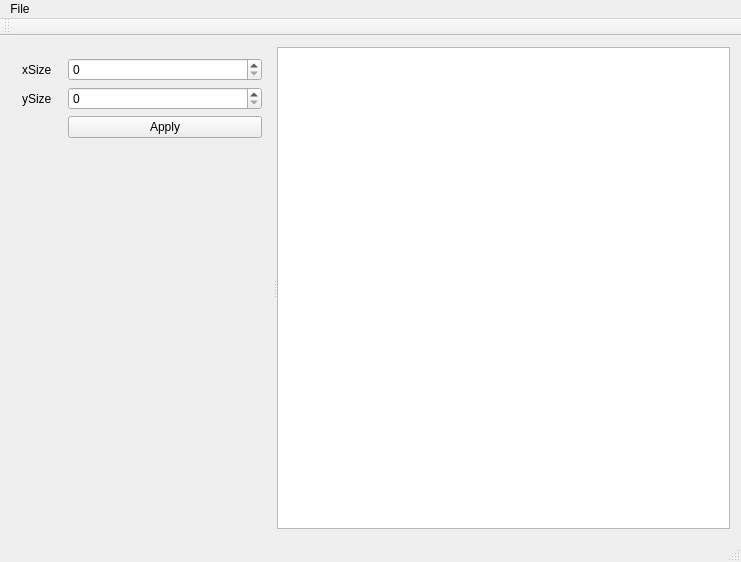
First picture: the form in mainwindow.ui, repository m3m0ry/fluidPicture, before the edit.
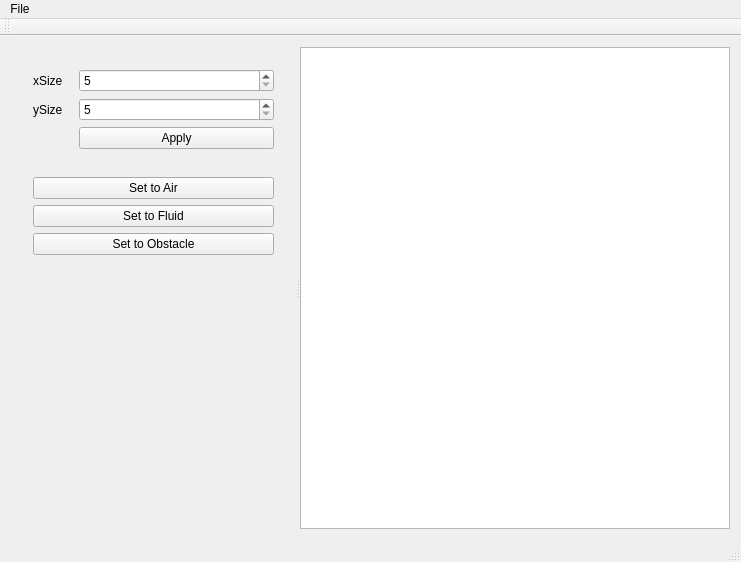
Second picture: the form after the edit.

Diff of the .ui file:
```diff
--- a/mainwindow.ui
+++ b/mainwindow.ui
@@ -20,6 +20,9 @@
       <property name="orientation">
        <enum>Qt::Horizontal</enum>
       </property>
+      <widget class="QWidget" name="layoutWidget">
+       <layout class="QVBoxLayout" name="verticalLayout_2">
+        <item>
       <widget class="QWidget" name="widget" native="true">
        <layout class="QFormLayout" name="formLayout">
         <item row="0" column="0">
@@ -33,7 +36,14 @@
          </widget>
         </item>
         <item row="0" column="1">
-         <widget class="QSpinBox" name="spinBox"/>
+            <widget class="QSpinBox" name="spinBoxXSize">
+             <property name="minimum">
+              <number>5</number>
+             </property>
+             <property name="maximum">
+              <number>1000000000</number>
+             </property>
+            </widget>
         </item>
         <item row="1" column="0">
          <widget class="QLabel" name="label_2">
@@ -46,7 +56,14 @@
          </widget>
         </item>
         <item row="1" column="1">
-         <widget class="QSpinBox" name="spinBox_2"/>
+            <widget class="QSpinBox" name="spinBoxYSize">
+             <property name="minimum">
+              <number>5</number>
+             </property>
+             <property name="maximum">
+              <number>1000000000</number>
+             </property>
+            </widget>
         </item>
         <item row="2" column="0">
          <spacer name="horizontalSpacer">
@@ -70,7 +87,63 @@
         </item>
        </layout>
       </widget>
-      <widget class="QGraphicsView" name="graphicsView"/>
+        </item>
+        <item>
+         <widget class="QWidget" name="widget_2" native="true">
+          <layout class="QVBoxLayout" name="verticalLayout">
+           <item>
+            <widget class="QPushButton" name="pushButtonAir">
+             <property name="text">
+              <string>Set to Air</string>
+             </property>
+            </widget>
+           </item>
+           <item>
+            <widget class="QPushButton" name="pushButtonFluid">
+             <property name="text">
+              <string>Set to Fluid</string>
+             </property>
+            </widget>
+           </item>
+           <item>
+            <widget class="QPushButton" name="pushButtonObstacle">
+             <property name="text">
+              <string>Set to Obstacle</string>
+             </property>
+            </widget>
+           </item>
+           <item>
+            <spacer name="verticalSpacer">
+             <property name="orientation">
+              <enum>Qt::Vertical</enum>
+             </property>
+             <property name="sizeHint" stdset="0">
+              <size>
+               <width>20</width>
+               <height>88</height>
+              </size>
+             </property>
+            </spacer>
+           </item>
+          </layout>
+         </widget>
+        </item>
+       </layout>
+      </widget>
+      <widget class="QTableView" name="tableView">
+       <attribute name="horizontalHeaderDefaultSectionSize">
+        <number>25</number>
+       </attribute>
+       <attribute name="horizontalHeaderMinimumSectionSize">
+        <number>25</number>
+       </attribute>
+       <attribute name="verticalHeaderDefaultSectionSize">
+        <number>25</number>
+       </attribute>
+       <attribute name="verticalHeaderMinimumSectionSize">
+        <number>25</number>
+       </attribute>
+      </widget>
      </widget>
     </item>
    </layout>
```
Left out of the diff: 43 changed lines with no effect on the pictures. Lines whose indentation alone changed are shown as unchanged.
